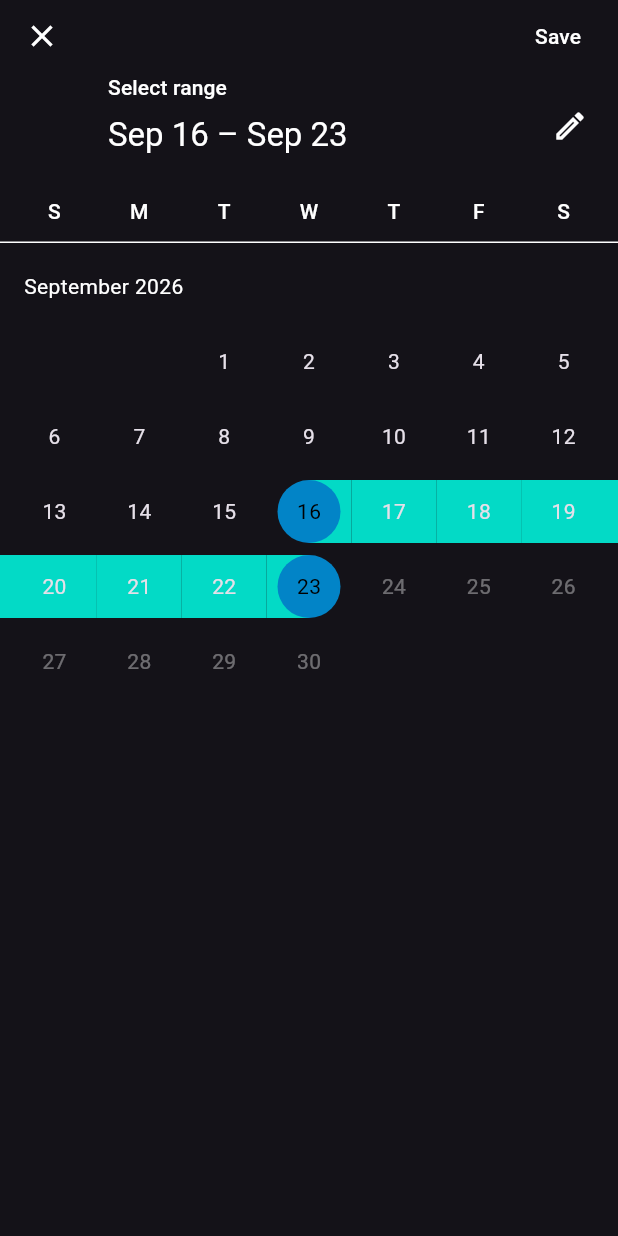
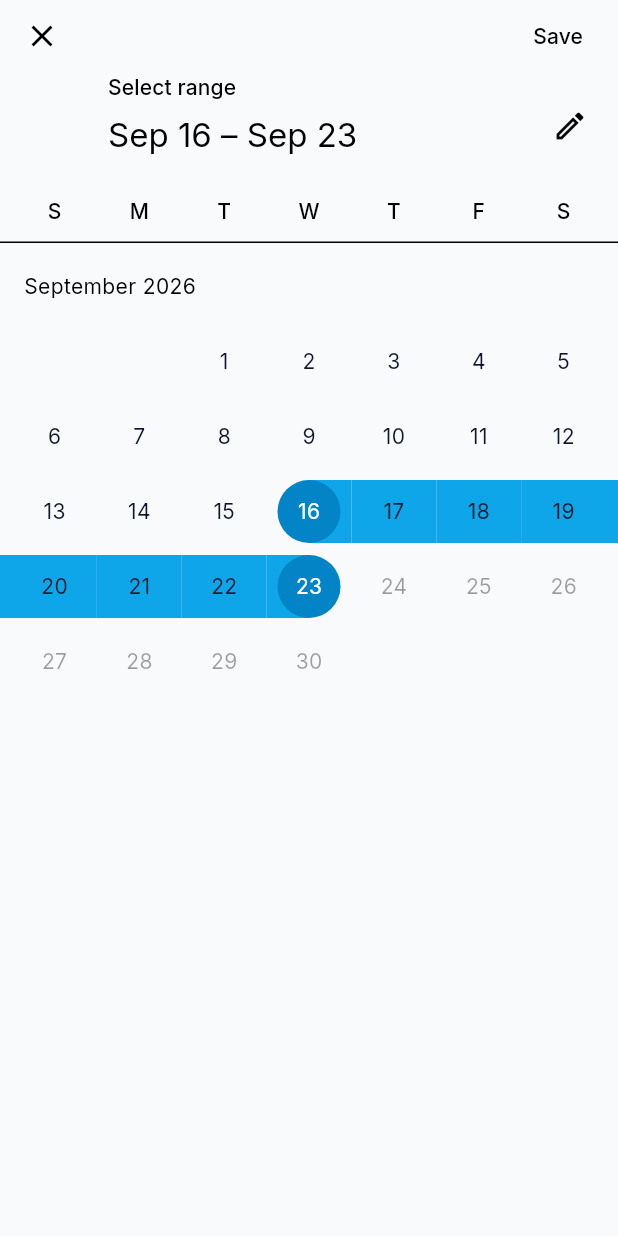
Before and after one commit to ikhlassabar2021-create/kasirgo, a Flutter app: the ReportScreen screen opened by its route, after a tap on "Custom", on a phone screen of 412 x 824 dp. Run offline on Flutter 3.47's test engine with Material 3 defaults, Android fonts, the phone set to English and light mode, and no system bars; our stand-ins replace connectivity_plus, fl_chart, flutter_riverpod, flutter_secure_storage, go_router, google_fonts and 5 more; missing offline and left inert: barcode, excel, mobile_scanner, sqlite3; accounts and stored records are empty; network calls fail.

Commit message:
progress: ST7.6-3 retrofit POS, Cart, Checkout, Report, AI badge, List cards ke Ocean White Co-authored-by: monkeycode-ai <monkeycode-ai@chaitin.com>

```diff
--- a/kasirgo/lib/screens/owner/report_screen.dart
+++ b/kasirgo/lib/screens/owner/report_screen.dart
@@ -119,12 +119,7 @@ class _ReportScreenState extends ConsumerState<ReportScreen> with SingleTickerPr
       ),
       builder: (context, child) {
         return Theme(
-          data: ThemeData.dark().copyWith(
-            colorScheme: const ColorScheme.dark(
-              primary: AppTheme.primaryColor,
-              surface: AppTheme.surfaceColor,
-            ),
-          ),
+          data: AppTheme.lightTheme,
           child: child!,
         );
       },
@@ -595,9 +590,9 @@ class _ReportScreenState extends ConsumerState<ReportScreen> with SingleTickerPr
       height: 220,
       padding: const EdgeInsets.all(16),
       decoration: BoxDecoration(
-        color: AppTheme.surfaceColor.withValues(alpha: 0.8),
+        color: AppTheme.surfaceColor,
         borderRadius: BorderRadius.circular(16),
-        border: Border.all(color: AppTheme.borderColor.withValues(alpha: 0.5)),
+        border: Border.all(color: AppTheme.borderColor),
       ),
       child: spots.isEmpty
           ? const Center(child: Text('Tidak ada data', style: TextStyle(color: AppTheme.textSecondary)))
@@ -693,9 +688,9 @@ class _ReportScreenState extends ConsumerState<ReportScreen> with SingleTickerPr
             height: 200,
             padding: const EdgeInsets.all(16),
             decoration: BoxDecoration(
-              color: AppTheme.surfaceColor.withValues(alpha: 0.8),
+              color: AppTheme.surfaceColor,
               borderRadius: BorderRadius.circular(16),
-              border: Border.all(color: AppTheme.borderColor.withValues(alpha: 0.5)),
+              border: Border.all(color: AppTheme.borderColor),
             ),
             child: BarChart(
               BarChartData(
@@ -860,9 +855,9 @@ class _ReportScreenState extends ConsumerState<ReportScreen> with SingleTickerPr
           Container(
             padding: const EdgeInsets.all(16),
             decoration: BoxDecoration(
-              color: AppTheme.surfaceColor.withValues(alpha: 0.8),
+              color: AppTheme.surfaceColor,
               borderRadius: BorderRadius.circular(16),
-              border: Border.all(color: AppTheme.borderColor.withValues(alpha: 0.5)),
+              border: Border.all(color: AppTheme.borderColor),
             ),
             child: Column(
               crossAxisAlignment: CrossAxisAlignment.start,
@@ -1051,9 +1046,9 @@ class _ReportCard extends StatelessWidget {
     return Container(
       padding: const EdgeInsets.all(16),
       decoration: BoxDecoration(
-        color: AppTheme.surfaceColor.withValues(alpha: 0.8),
+        color: AppTheme.surfaceColor,
         borderRadius: BorderRadius.circular(16),
-        border: Border.all(color: AppTheme.borderColor.withValues(alpha: 0.5)),
+        border: Border.all(color: AppTheme.borderColor),
       ),
       child: Column(
         crossAxisAlignment: CrossAxisAlignment.start,
```
Also changed, not shown: kasirgo/lib/screens/owner/customer_list_screen.dart (+4 -3 lines), kasirgo/lib/screens/owner/employee_screen.dart (+4 -3 lines), kasirgo/lib/screens/owner/health_score_screen.dart (+30 -3 lines), kasirgo/lib/screens/owner/owner_home_screen.dart (+29 -1 lines), kasirgo/lib/widgets/pos/cart_panel.dart (+9 -9 lines), kasirgo/lib/widgets/pos/checkout_dialog.dart (+12 -12 lines), kasirgo/lib/widgets/pos/product_grid.dart (+30 -5 lines), 1 other file.
